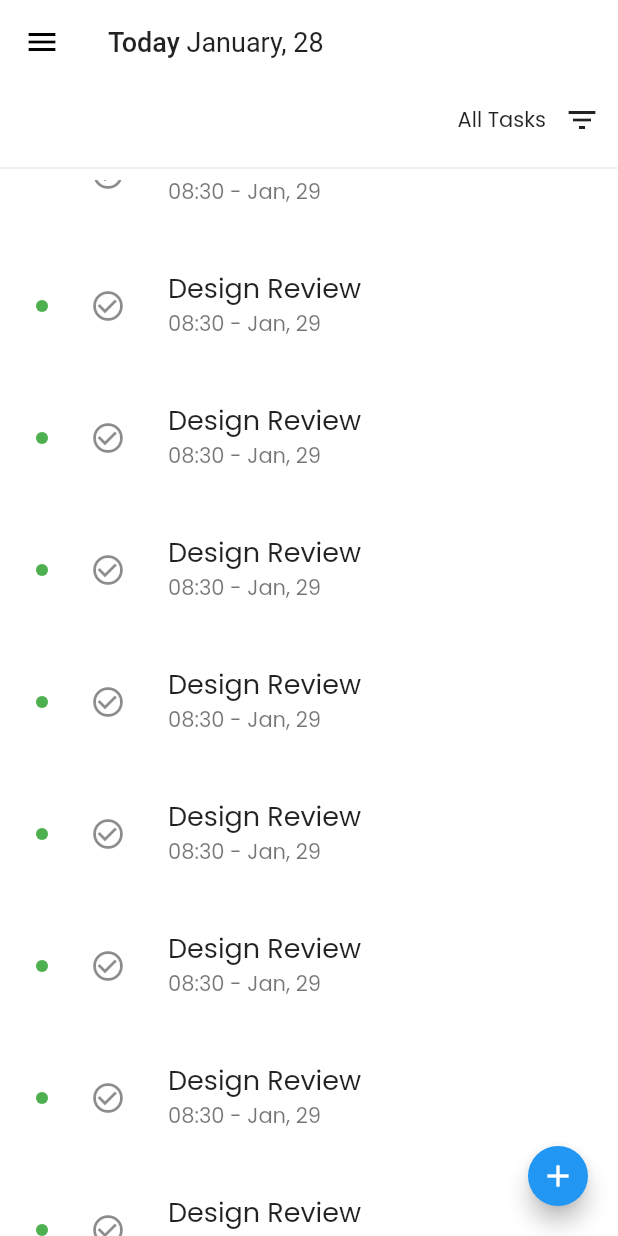
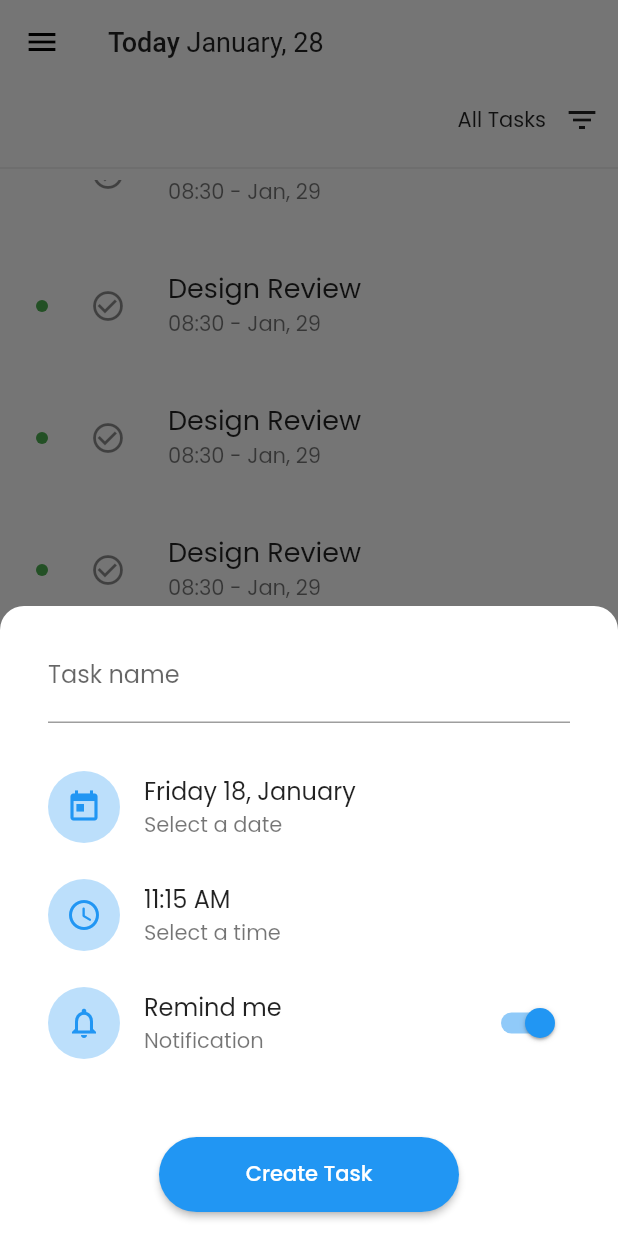
Before and after one commit to luciano01/todo, a Flutter app: the screen it shows after launch, scrolled down 576 dp, after a tap on the "add" icon, on a phone screen of 412 x 824 dp. Run offline on Flutter 3.47's test engine with Material 2 defaults, Android fonts, the light colour scheme and no system bars; our stand-ins replace flutter_modular, google_fonts, mobx; generated files the repository leaves out were written again.

Commit message:
Build new UI to ModalBottomSheet and call it after click on Fab button.

```diff
--- a/lib/app/modules/home/components/fab_widget.dart
+++ b/lib/app/modules/home/components/fab_widget.dart
@@ -8,7 +8,111 @@ class FabWidget extends StatelessWidget {
     return FloatingActionButton(
       mini: true,
       child: Icon(Icons.add),
-      onPressed: () {},
+      onPressed: () {
+        showModalBottomSheet(
+          isScrollControlled: true,
+          backgroundColor: Colors.transparent,
+          context: context,
+          builder: (context) {
+            return Wrap(
+              children: [
+                Padding(
+                  padding: MediaQuery.of(context).viewInsets,
+                  child: Container(
+                    padding: EdgeInsets.all(16),
+                    decoration: BoxDecoration(
+                      borderRadius: BorderRadius.only(
+                        topLeft: Radius.circular(16),
+                        topRight: Radius.circular(16),
+                      ),
+                      color: Theme.of(context).primaryColor,
+                    ),
+                    child: Column(
+                      children: [
+                        Padding(
+                          padding: const EdgeInsets.only(left: 16, right: 16),
+                          child: TextField(
+                            decoration: InputDecoration(
+                              labelText: 'Task name',
+                            ),
+                          ),
+                        ),
+                        SizedBox(height: 20),
+                        ListTile(
+                          leading: Container(
+                            padding: EdgeInsets.all(12),
+                            decoration: BoxDecoration(
+                              borderRadius: BorderRadius.circular(100),
+                              color: Theme.of(context)
+                                  .accentColor
+                                  .withOpacity(0.3),
+                            ),
+                            child: Icon(Icons.today,
+                                color: Theme.of(context).accentColor),
+                          ),
+                          title: Text('Friday 18, January'),
+                          subtitle: Text('Select a date'),
+                        ),
+                        ListTile(
+                          leading: Container(
+                            padding: EdgeInsets.all(12),
+                            decoration: BoxDecoration(
+                              borderRadius: BorderRadius.circular(100),
+                              color: Theme.of(context)
+                                  .accentColor
+                                  .withOpacity(0.3),
+                            ),
+                            child: Icon(Icons.access_time_rounded,
+                                color: Theme.of(context).accentColor),
+                          ),
+                          title: Text('11:15 AM'),
+                          subtitle: Text('Select a time'),
+                        ),
+                        ListTile(
+                          leading: Container(
+                            padding: EdgeInsets.all(12),
+                            decoration: BoxDecoration(
+                              borderRadius: BorderRadius.circular(100),
+                              color: Theme.of(context)
+                                  .accentColor
+                                  .withOpacity(0.3),
+                            ),
+                            child: Icon(Icons.notifications_none_outlined,
+                                color: Theme.of(context).accentColor),
+                          ),
+                          title: Text('Remind me'),
+                          subtitle: Text('Notification'),
+                          trailing: Switch(
+                            value: true,
+                            onChanged: (value) {},
+                          ),
+                        ),
+                        SizedBox(height: 40),
+                        Container(
+                          width: 200,
+                          height: 50,
+                          child: ElevatedButton(
+                            child: Text('Create Task'),
+                            style: ButtonStyle(
+                              shape: MaterialStateProperty.all<
+                                  RoundedRectangleBorder>(
+                                RoundedRectangleBorder(
+                                  borderRadius: BorderRadius.circular(100),
+                                ),
+                              ),
+                            ),
+                            onPressed: () {},
+                          ),
+                        ),
+                      ],
+                    ),
+                  ),
+                ),
+              ],
+            );
+          },
+        );
+      },
     );
   }
 }
```
